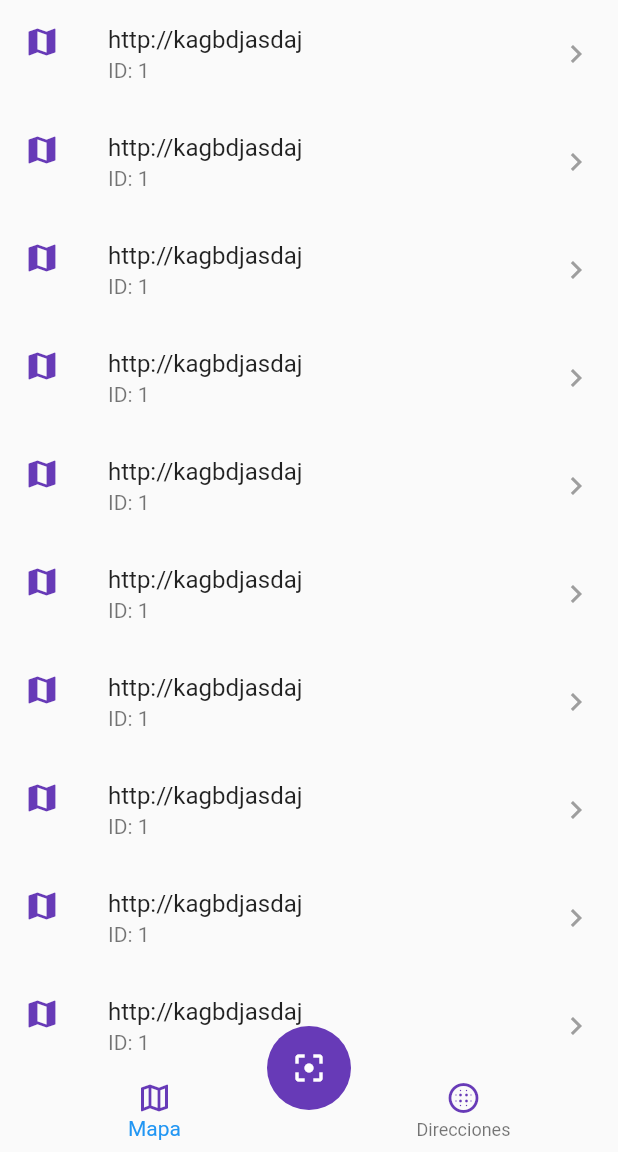
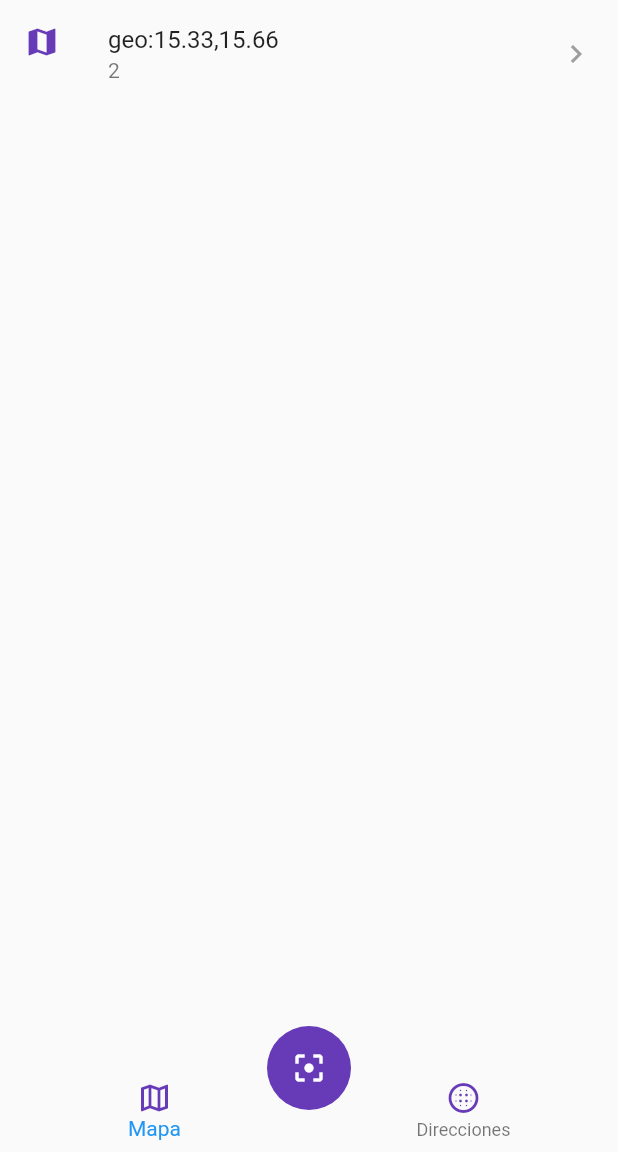
Before and after one commit to mgoldp/qr_reader, a Flutter app: the screen it shows after launch, after a tap on the "filter center focus" icon, on a phone screen of 412 x 824 dp, the part 84-1236 px from its top. Run offline on Flutter 3.47's test engine with Material 2 defaults, Android fonts, the phone set to English and light mode, and no system bars; our stand-ins replace sqflite; missing offline and left inert: flutter_barcode_scanner; accounts and stored records are empty.

Commit message:
Scan Model fixes

```diff
--- a/lib/models/scan_model.dart
+++ b/lib/models/scan_model.dart
@@ -1,9 +1,18 @@
+// To parse this JSON data, do
+//
+//     final scanModel = scanModelFromJson(jsonString);
+
 import 'dart:convert';
+import 'package:meta/meta.dart';
+
+ScanModel scanModelFromJson(String str) => ScanModel.fromJson(json.decode(str));
+
+String scanModelToJson(ScanModel data) => json.encode(data.toJson());
 
 class ScanModel {
   ScanModel({
-    this.id = 0,
-    this.tipo = 'http',
+    this.id,
+    this.tipo,
     required this.valor,
   }) {
     if (valor.contains('http')) {
@@ -13,8 +22,8 @@ class ScanModel {
     }
   }
 
-  int id;
-  String tipo;
+  int? id;
+  String? tipo;
   String valor;
 
   factory ScanModel.fromJson(Map<String, dynamic> json) => ScanModel(
--- a/lib/pages/home_page.dart
+++ b/lib/pages/home_page.dart
@@ -3,6 +3,7 @@ import 'package:provider/provider.dart';
 import 'package:qr_reader/pages/direcciones_page.dart';
 import 'package:qr_reader/pages/mapas_page.dart';
 import 'package:qr_reader/providers/db_provider.dart';
+import 'package:qr_reader/providers/scan_list_provider.dart';
 import 'package:qr_reader/providers/ui_provider.dart';
 import 'package:qr_reader/widgets/custom_navigatorbar.dart';
 import 'package:qr_reader/widgets/scan_button.dart';
@@ -44,12 +45,17 @@ class _HomePageBody extends StatelessWidget {
     //TODO: Temporal, leer base de datos
     //final tempScan = ScanModel(valor: 'http://google.com');
     DBProvider.db.deleteAllScansRaw().then(print);
-//
+
+    // Usar el ScanList Provider
+    final scanListProvider =
+        Provider.of<ScanListProvider>(context, listen: false);
     switch (currentIndex) {
       case 0:
+        scanListProvider.cargarScansPorTipo('geo');
         return MapasPage();
 
       case 1:
+        scanListProvider.cargarScansPorTipo('http');
         return DireccionesPage();
 
       default:
--- a/lib/pages/mapas_page.dart
+++ b/lib/pages/mapas_page.dart
@@ -1,19 +1,24 @@
 import 'package:flutter/material.dart';
+import 'package:provider/provider.dart';
+import 'package:qr_reader/providers/scan_list_provider.dart';
 
 class MapasPage extends StatelessWidget {
   const MapasPage({Key? key}) : super(key: key);
 
   @override
   Widget build(BuildContext context) {
+    final scanListProvider = Provider.of<ScanListProvider>(context);
+    final scans = scanListProvider.scans;
+
     return ListView.builder(
-      itemCount: 10,
+      itemCount: scans.length,
       itemBuilder: (_, i) => ListTile(
         leading: Icon(
           Icons.map,
           color: Theme.of(context).primaryColor,
         ),
-        title: const Text('http://kagbdjasdaj'),
-        subtitle: const Text('ID: 1'),
+        title: Text(scans[i].valor),
+        subtitle: Text(scans[i].id.toString()),
         trailing: const Icon(
           Icons.keyboard_arrow_right,
           color: Colors.grey,
--- a/lib/providers/scan_list_provider.dart
+++ b/lib/providers/scan_list_provider.dart
@@ -1,5 +1,6 @@
 import 'package:flutter/material.dart';
 import 'package:qr_reader/providers/db_provider.dart';
+import 'package:sqflite/sqflite.dart';
 
 class ScanListProvider extends ChangeNotifier {
   List<ScanModel> scans = [];
--- a/lib/widgets/scan_button.dart
+++ b/lib/widgets/scan_button.dart
@@ -1,5 +1,7 @@
 import 'package:flutter/material.dart';
 import 'package:flutter_barcode_scanner/flutter_barcode_scanner.dart';
+import 'package:provider/provider.dart';
+import 'package:qr_reader/providers/scan_list_provider.dart';
 
 class ScanButton extends StatelessWidget {
   const ScanButton({Key? key}) : super(key: key);
@@ -11,7 +13,10 @@ class ScanButton extends StatelessWidget {
         //String barcodeScanRes = await FlutterBarcodeScanner.scanBarcode(
         //    '#3D8BEF', 'Cancelar', false, ScanMode.QR);
         final barcodeScanRes = 'https://home.eskuad.com/';
-        print(barcodeScanRes);
+        final scanListProvider =
+            Provider.of<ScanListProvider>(context, listen: false);
+        scanListProvider.nuevoScan(barcodeScanRes);
+        scanListProvider.nuevoScan('geo:15.33,15.66');
       },
       elevation: 0,
       child: const Icon(Icons.filter_center_focus),
```
